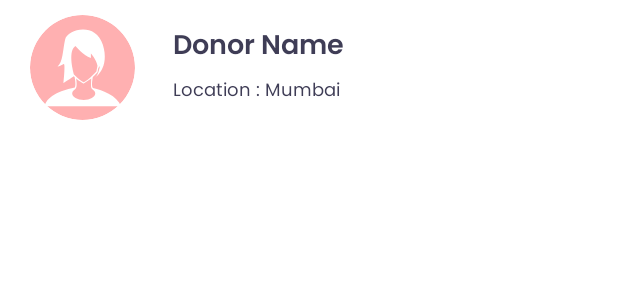
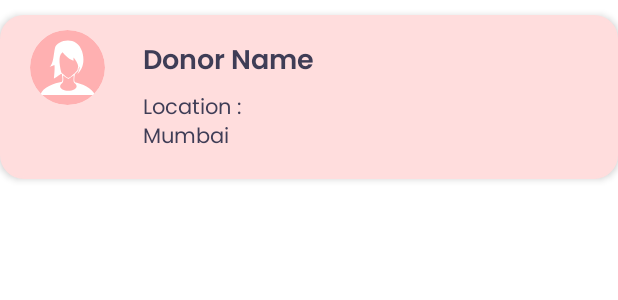
Before and after one commit to rbhagwane123/BloodGeniX, an Android app: the layout list_layout_search_page.xml on its own in the app's theme, with its tools: preview values and no code run, on a phone screen of 412 x 824 dp. Shown: the top 300 px of the screen. Run offline under Robolectric (Android 15) with nearby library versions, the phone set to English and light mode, and no system bars.

Commit message:
This is Blood Donation and Receiving Apk devolped using android and firebase.

```diff
--- a/app/src/main/java/com/example/bloodgenix/DashBoard_Screen.java
+++ b/app/src/main/java/com/example/bloodgenix/DashBoard_Screen.java
@@ -52,6 +52,7 @@ public class DashBoard_Screen extends AppCompatActivity {
 
     public String full_number;
     public String fetch_details [] = new String[15];
+    public String donationAdding [] = new String[3];
 
     @Override
     protected void onCreate(Bundle savedInstanceState) {
@@ -140,7 +141,10 @@ public class DashBoard_Screen extends AppCompatActivity {
             @Override
             public void onClick(View v) {
                 Intent donationIntent = new Intent(DashBoard_Screen.this,DonationForm.class);
-                donationIntent.putExtra("Donation",full_number);
+                donationAdding [0] = fetch_details[0];
+                donationAdding [1] = full_number;
+                donationAdding [2] = fetch_details[5];
+                donationIntent.putExtra("Donation",donationAdding);
                 startActivity(donationIntent);
             }
         });
--- a/app/src/main/java/com/example/bloodgenix/ViewHolder.java
+++ /dev/null
@@ -1,4 +0,0 @@
-package com.example.bloodgenix;
-
-public class ViewHolder{
-}
--- a/app/src/main/res/drawable/blood_roup_background_style.xml
+++ b/app/src/main/res/drawable/blood_roup_background_style.xml
@@ -1,7 +1,7 @@
 <?xml version="1.0" encoding="utf-8"?>
 <shape android:shape="oval" xmlns:android="http://schemas.android.com/apk/res/android">
 
-    <solid android:color="@color/red"/>
+    <solid android:color="@color/App_colour"/>
     <size android:height="20dp" android:width="20dp"/>
 
 
--- /dev/null
+++ b/app/src/main/res/drawable/ic_baseline_search_24_white.xml
@@ -0,0 +1,5 @@
+<vector android:height="24dp" android:tint="#FFFFFF"
+    android:viewportHeight="24" android:viewportWidth="24"
+    android:width="24dp" xmlns:android="http://schemas.android.com/apk/res/android">
+    <path android:fillColor="@android:color/white" android:pathData="M15.5,14h-0.79l-0.28,-0.27C15.41,12.59 16,11.11 16,9.5 16,5.91 13.09,3 9.5,3S3,5.91 3,9.5 5.91,16 9.5,16c1.61,0 3.09,-0.59 4.23,-1.57l0.27,0.28v0.79l5,4.99L20.49,19l-4.99,-5zM9.5,14C7.01,14 5,11.99 5,9.5S7.01,5 9.5,5 14,7.01 14,9.5 11.99,14 9.5,14z"/>
+</vector>
--- a/app/src/main/res/drawable/text_box_style.xml
+++ b/app/src/main/res/drawable/text_box_style.xml
@@ -2,7 +2,7 @@
 <shape android:shape="rectangle" xmlns:android="http://schemas.android.com/apk/res/android">
 
     <solid android:color="@color/white"/>
-    <corners android:radius="8dp"/>
+    <corners android:radius="15dp"/>
     <stroke android:color="@color/content_1" android:width="1dp"/>
 
 </shape>
--- a/app/src/main/res/layout/list_layout_search_page.xml
+++ b/app/src/main/res/layout/list_layout_search_page.xml
@@ -1,15 +1,20 @@
 <?xml version="1.0" encoding="utf-8"?>
 <RelativeLayout xmlns:android="http://schemas.android.com/apk/res/android"
     android:layout_width="match_parent"
-    android:layout_height="match_parent">
+    android:layout_height="wrap_content"
+    android:paddingBottom="15dp"
+    android:background="@drawable/text_box_style"
+    android:backgroundTint="@color/irregular_shape_colour"
+    android:layout_marginTop="10dp"
+    android:elevation="3dp">
 
     <de.hdodenhof.circleimageview.CircleImageView
         android:id="@+id/profileImageSearch"
-        android:layout_width="70dp"
-        android:layout_height="70dp"
-        android:src="@drawable/ic_male_avatar"
+        android:layout_width="50dp"
+        android:layout_height="50dp"
+        android:layout_marginStart="20dp"
         android:layout_marginTop="10dp"
-        android:layout_marginStart="20dp"/>
+        android:src="@drawable/ic_male_avatar" />
 
 <!--    <TextView-->
 <!--        android:id="@+id/bloodGroupSearch"-->
@@ -31,12 +36,13 @@
         android:layout_marginStart="25dp"
         android:layout_marginTop="16dp"
         android:layout_toEndOf="@+id/profileImageSearch"
+        android:fontFamily="@font/poppins_semibold"
         android:text="Donor Name"
-        android:textSize="18sp"
-        android:fontFamily="@font/poppins_semibold"
-        android:textColor="@color/Header_1_light" />
+        android:textColor="@color/Header_1_light"
+        android:textSize="18sp" />
 
     <TextView
+        android:id="@+id/personLocationSearch"
         android:layout_width="wrap_content"
         android:layout_height="wrap_content"
         android:layout_below="@+id/personNameSearch"
@@ -46,5 +52,5 @@
         android:fontFamily="@font/poppins"
         android:text="Location : Mumbai"
         android:textColor="@color/Header_1_light"
-        android:textSize="12sp" />
+        android:textSize="14sp" />
 </RelativeLayout>
--- a/app/src/main/res/values/colors.xml
+++ b/app/src/main/res/values/colors.xml
@@ -10,6 +10,7 @@
     <color name="red">#FFCC1919</color>
     <color name="App_colour">#FF4848</color>
     <color name="irregular_shape_colour">#FFDDDD</color>
+
     <color name="cross">#FFEDED</color>
     <color name="Header_1">#393F79</color>
     <color name="content_1">#545454</color>
```
Also changed, not shown: app/build.gradle (+14 -2 lines), app/src/main/AndroidManifest.xml (+14 -15 lines), app/src/main/java/com/example/bloodgenix/BloodDnonorSearch.java (+47 -13 lines), app/src/main/java/com/example/bloodgenix/DonationDetails.java (+20 -1 lines), app/src/main/java/com/example/bloodgenix/DonationForm.java (+19 -5 lines), app/src/main/java/com/example/bloodgenix/Otp_Screen_1.java (+6 -2 lines), app/src/main/java/com/example/bloodgenix/RecipientForm.java (+12 -3 lines), app/src/main/java/com/example/bloodgenix/myAdapter.java (added, +51 -0 lines), app/src/main/res/layout/activity_blood_dnonor_search.xml (+18 -4 lines), app/src/main/res/menu/searchmenu.xml (added, +7 -0 lines).
